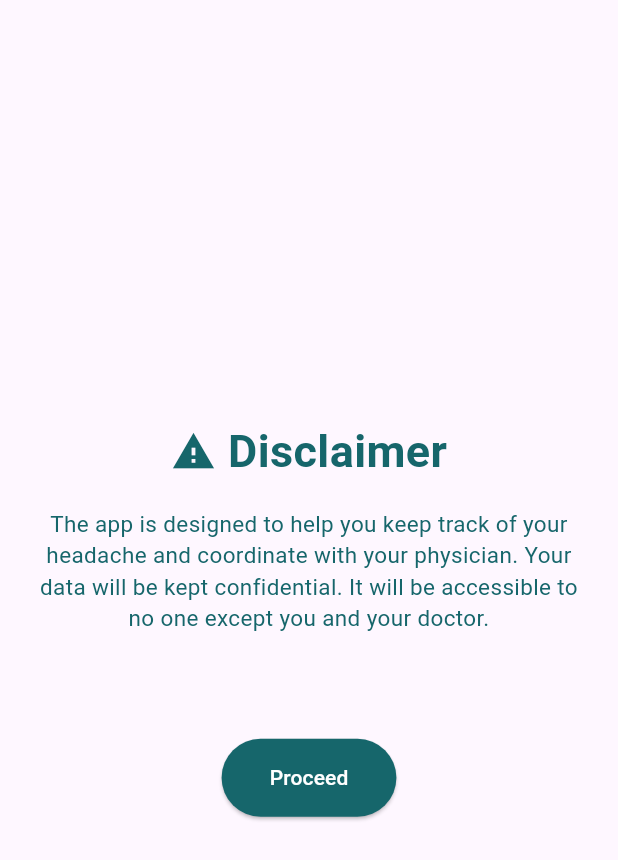
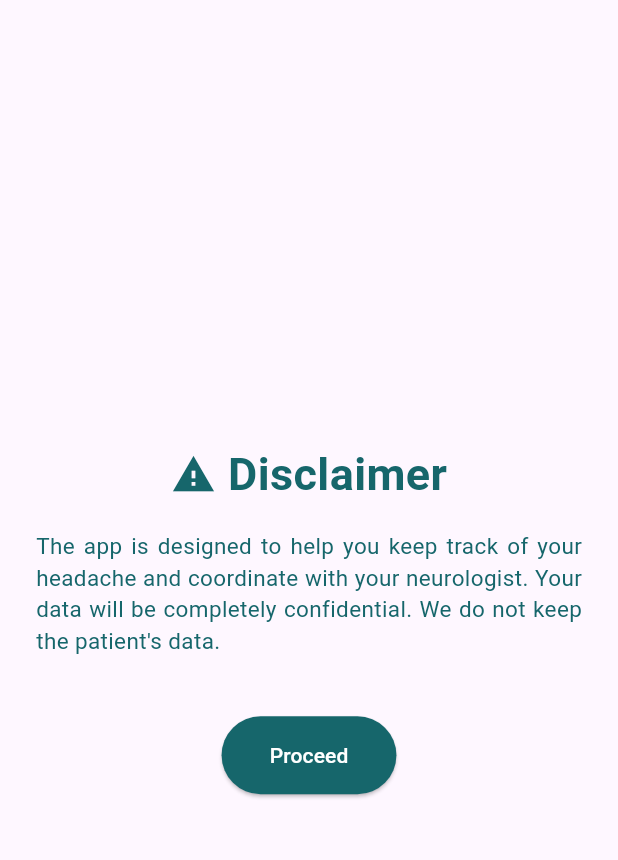
Before and after one commit to sanikaahadap/migraine_review, a Flutter app: the DisclaimerPage screen opened directly, on a phone screen of 412 x 824 dp. Shown: the top 860 px of the screen. Run offline on Flutter 3.47's test engine with Material 3 defaults, Android fonts, the phone set to English and light mode, and no system bars; our stand-ins replace carousel_slider, cloud_firestore, file_picker, firebase_auth, firebase_core, firebase_storage and 8 more; missing offline and left inert: easy_pdf_viewer; accounts and stored records are empty.

Commit message:
instruction manual and disclaimer changes updated

```diff
--- a/lib/onboarding/user_info_page.dart
+++ b/lib/onboarding/user_info_page.dart
@@ -208,15 +208,15 @@ class DisclaimerPage extends StatelessWidget {
             const Padding(
               padding: EdgeInsets.symmetric(horizontal: 24.0),
               child: Text(
-                'The app is designed to help you keep track of your headache and coordinate with your physician. Your data will be kept confidential. It will be accessible to no one except you and your doctor.',
+                'The app is designed to help you keep track of your headache and coordinate with your neurologist. Your data will be completely confidential. We do not keep the patient\'s data.',
                 style: TextStyle(
                   color: Color(0xFF16666B),
                   fontSize: 15.0,
                 ),
-                textAlign: TextAlign.center, // Center the text
+                textAlign: TextAlign.justify, // Center the text
               ),
             ),
-            const SizedBox(height: 70.0),
+            const SizedBox(height: 40.0),
 
             ElevatedButton(
               onPressed: () {
--- a/lib/user_home/instruction_manual.dart
+++ b/lib/user_home/instruction_manual.dart
@@ -26,10 +26,9 @@ class InstructionManualPage extends StatelessWidget {
               title: 'Other Instructions to Use the App:',
               instructions: [
                 'Your data can be viewed using the profile button on the top right corner of the home page.',
-                'Use the EHR feature to check your migraine assessment records and to upload any medical documents.',
+                'Use the EHR feature to checkyour migraine assessment records and to upload any medical documents.',
                 'The YouTube Tips feature can be used to watch migraine care videos by Dr. Bindu Menon.',
-                "The FAQs will answer your doubts about migraine. If the doubts aren't addressed through the FAQs feature, you can reach out to Dr. Bindu Menon at xyz@email.com.",
-                'The side bar contains information about your doctor, features of the app, and the privacy policy.',
+                "The FAQs will answer your doubts about migraine. For further clarification, kindly contact your doctor.",
               ],
             ),
           ],
```
